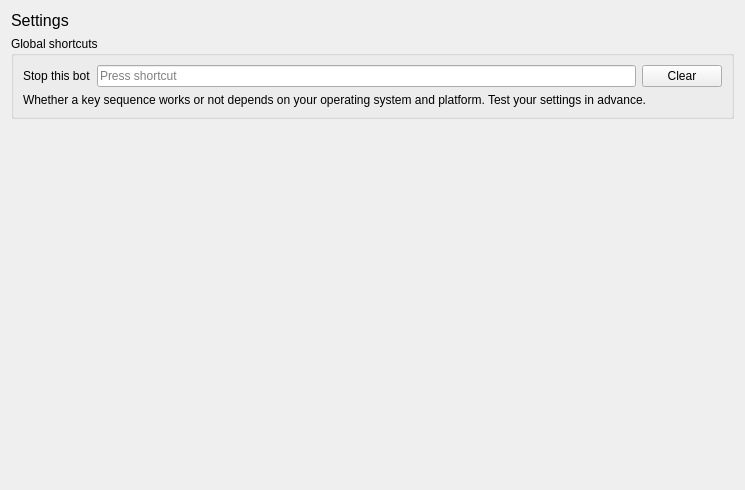
First picture: the form in botfather/gui/botwidgets/botsettingswidget.ui, repository botfatherio/botfather, before the edit.
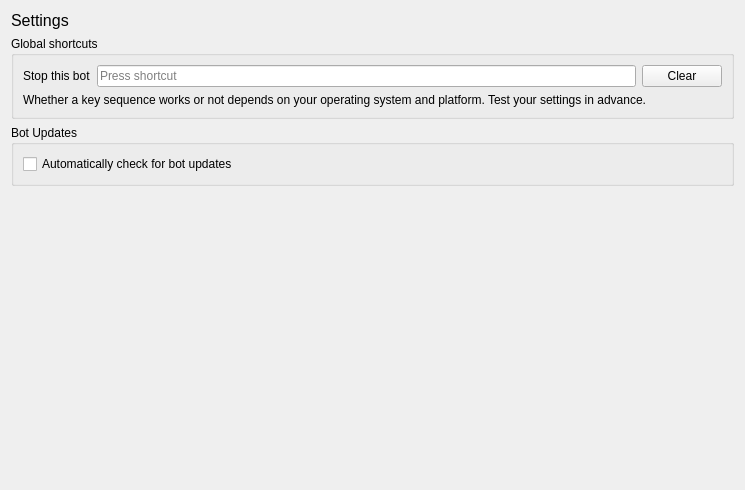
Second picture: the form after the edit.

Commit message: Add setting to control auto bot update checks

```diff
--- a/botfather/gui/botwidgets/botsettingswidget.ui
+++ b/botfather/gui/botwidgets/botsettingswidget.ui
@@ -67,6 +67,22 @@
      </layout>
     </widget>
    </item>
+   <item>
+    <widget class="QGroupBox" name="groupBox_2">
+     <property name="title">
+      <string>Bot Updates</string>
+     </property>
+     <layout class="QVBoxLayout" name="verticalLayout_2">
+      <item>
+       <widget class="QCheckBox" name="auto_update_check">
+        <property name="text">
+         <string>Automatically check for bot updates</string>
+        </property>
+       </widget>
+      </item>
+     </layout>
+    </widget>
+   </item>
    <item>
     <spacer name="verticalSpacer">
      <property name="orientation">
```
The commit also changes 2 other files.
